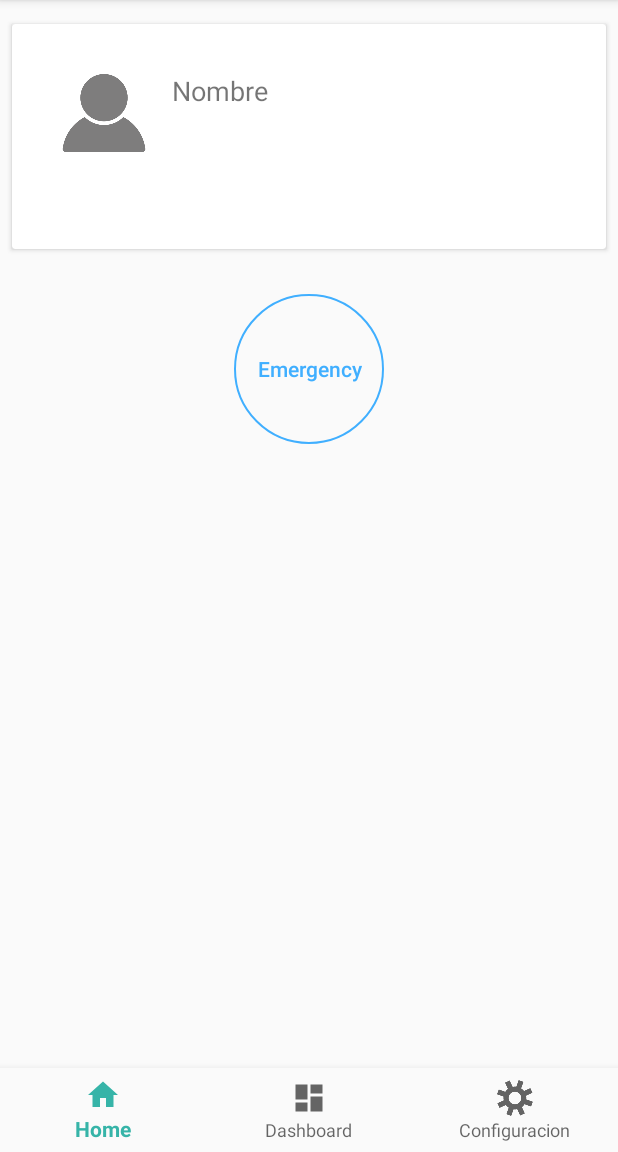
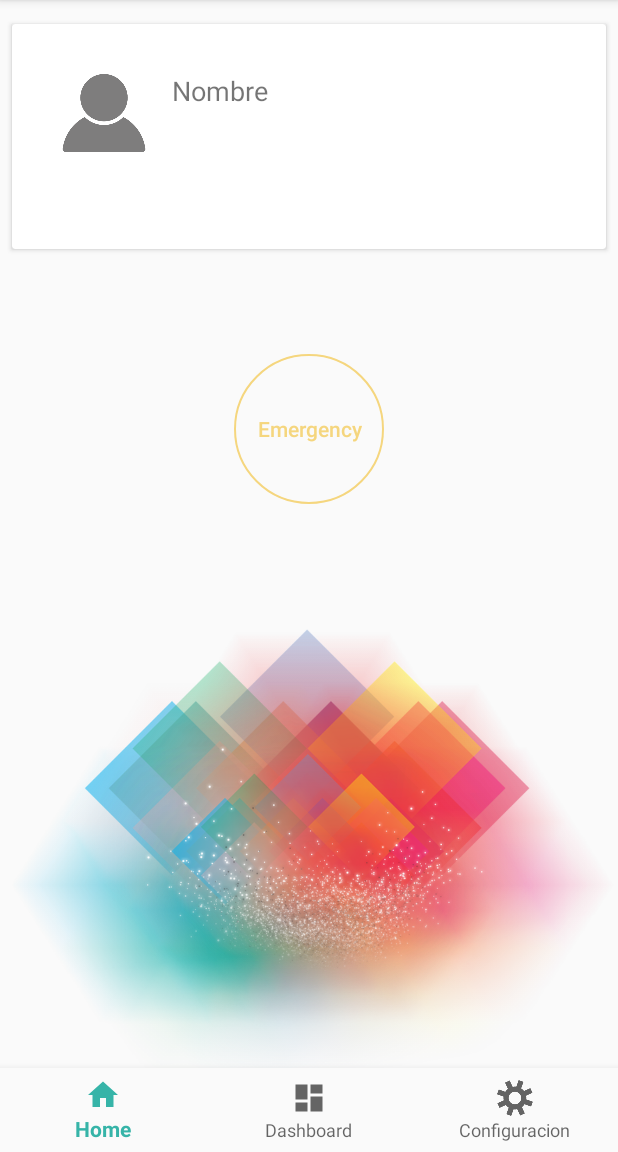
Before and after one commit to KevinAlexis/FindMeTest, an Android app: the screen it shows after launch (MenuActivity), after a tap on "Emergency", on a phone screen of 412 x 824 dp, the part 84-1236 px from its top. Run offline under Robolectric (Android 15) with nearby library versions, the phone set to English and light mode, and no system bars; our stand-ins replace CircleImageView.

Commit message:
change button color

```diff
--- a/app/src/main/java/com/pilambda/findmerenew/Fragments/HomeFragment.java
+++ b/app/src/main/java/com/pilambda/findmerenew/Fragments/HomeFragment.java
@@ -8,11 +8,17 @@ import android.content.BroadcastReceiver;
 import android.content.Context;
 import android.content.Intent;
 import android.content.IntentFilter;
+import android.content.res.ColorStateList;
+import android.graphics.Color;
+import android.graphics.PorterDuff;
+import android.graphics.PorterDuffColorFilter;
+import android.graphics.drawable.Drawable;
 import android.media.RingtoneManager;
 import android.net.Uri;
 import android.os.Bundle;
 import android.support.v4.app.Fragment;
 import android.support.v4.app.NotificationCompat;
+import android.support.v4.graphics.drawable.DrawableCompat;
 import android.support.v7.widget.CardView;
 import android.telephony.SmsManager;
 import android.util.Log;
@@ -21,6 +27,7 @@ import android.view.View;
 import android.view.ViewGroup;
 import android.widget.Button;
 import android.widget.TextView;
+import android.widget.Toast;
 
 import com.pilambda.findmerenew.Actividades.MapsActivity;
 import com.pilambda.findmerenew.Actividades.MenuActivity;
@@ -46,6 +53,7 @@ public class HomeFragment extends Fragment implements View.OnClickListener{
     private TextView mTextViewTest;
     private CardView mCardView;
     private Button mButtonEmergency;
+    private boolean isButtonChanged = false;
 
     public HomeFragment() {
 
@@ -78,9 +86,12 @@ public class HomeFragment extends Fragment implements View.OnClickListener{
             case R.id.button_emergency:
                 final String body = "SOS";
                 final String number = "5574222007";
-                SmsManager smsManager = SmsManager.getDefault();
-                smsManager.sendTextMessage(number, null, body, null, null);
+                //SmsManager smsManager = SmsManager.getDefault();
+                //smsManager.sendTextMessage(number, null, body, null, null);
+                isButtonChanged = !isButtonChanged;
                 Log.i(MyConstants.APPNAKME,"SMS enviado PS: I`m awesome anyway :)");
+                Toast.makeText(getActivity(),"Mensaje enviado",Toast.LENGTH_SHORT).show();
+                changeButtonColor();
                 break;
         }
     }
@@ -141,4 +152,31 @@ public class HomeFragment extends Fragment implements View.OnClickListener{
         notificationManager.notify(0, n);
     }
 
+    public void changeButtonColor(){
+        if (isButtonChanged){
+            Drawable drawable = getActivity().getResources().getDrawable(R.drawable.view_border_rounded);
+            drawable = DrawableCompat.wrap(drawable);
+            int color = getActivity().getResources().getColor(R.color.colorYellow);
+            DrawableCompat.setTint(drawable,color);
+            mButtonEmergency.setBackground(drawable);
+            mButtonEmergency.setTextColor(color);
+        }else {
+            Drawable drawable = getActivity().getResources().getDrawable(R.drawable.view_border_rounded);
+            drawable = DrawableCompat.wrap(drawable);
+            int color = getActivity().getResources().getColor(R.color.colorAccent);
+            DrawableCompat.setTint(drawable,color);
+            mButtonEmergency.setBackground(drawable);
+            mButtonEmergency.setTextColor(color);
+
+        }
+
+
+    }
+
+    public static Drawable setTint(Drawable drawable, int color) {
+        final Drawable newDrawable = DrawableCompat.wrap(drawable);
+        DrawableCompat.setTint(newDrawable, color);
+        return newDrawable;
+    }
+
 }
--- a/app/src/main/res/drawable/view_border_rounded.xml
+++ b/app/src/main/res/drawable/view_border_rounded.xml
@@ -6,5 +6,6 @@
     <stroke
         android:width="1dp"
         android:color="@color/colorBlue"
+
         />
 +</shape>
--- a/app/src/main/res/layout/fragment_home.xml
+++ b/app/src/main/res/layout/fragment_home.xml
@@ -56,10 +56,11 @@
     </android.support.v7.widget.CardView>
 
     <Button
+
         android:id="@+id/button_emergency"
         android:layout_width="100dp"
         android:layout_height="100dp"
-        android:layout_marginTop="30dp"
+        android:layout_marginTop="70dp"
         android:layout_below="@+id/cardViewUsuario"
         android:layout_centerHorizontal="true"
         android:background="@drawable/view_border_rounded"
@@ -67,5 +68,14 @@
         android:textAllCaps="false"
         android:textColor="@color/colorBlue" />
 
+    <ImageView
+        android:layout_alignParentBottom="true"
+        android:src="@drawable/ic_colors"
+        android:layout_below="@id/button_emergency"
+        android:layout_width="match_parent"
+        android:layout_height="200dp"
+
+        />
+
 
 </RelativeLayout>
--- a/app/src/main/res/values/colors.xml
+++ b/app/src/main/res/values/colors.xml
@@ -5,4 +5,6 @@
     <color name="colorAccent">#40afff</color>
     <color name="colorBlue">#40afff</color>
     <color name="colorClear">#00ffffff</color>
+    <color name="colorRed">#ff4d40</color>
+    <color name="colorYellow">#f5d67e</color>
 </resources>
```
Also changed, not shown: app/src/main/res/drawable/ic_colors.png (added).
